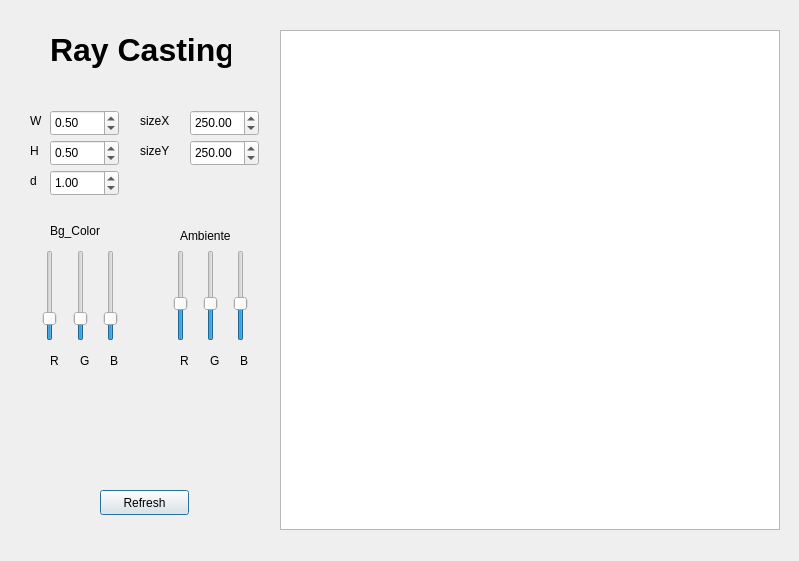
This is raycasting.ui in Alexandrecajamos/lizardModeling as Qt 5 draws it before an edit. The edited form follows.
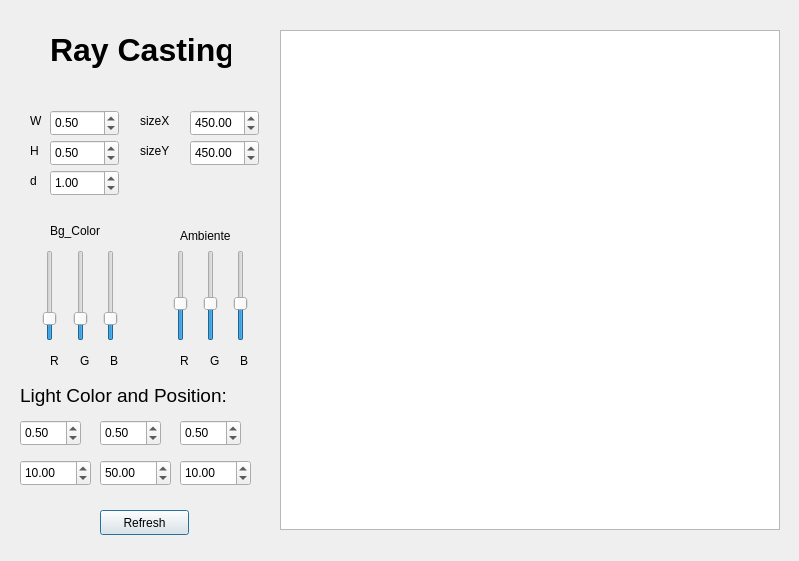
This is the edited form.

Commit message: T2 - Constructive solid geometry

What changed in the file:
```diff
--- a/raycasting.ui
+++ b/raycasting.ui
@@ -142,7 +142,7 @@
     <double>499.990000000000009</double>
    </property>
    <property name="value">
-    <double>250.000000000000000</double>
+    <double>450.000000000000000</double>
    </property>
   </widget>
   <widget class="QLabel" name="label_9">
@@ -222,7 +222,7 @@
     <double>499.990000000000009</double>
    </property>
    <property name="value">
-    <double>250.000000000000000</double>
+    <double>450.000000000000000</double>
    </property>
   </widget>
   <widget class="QLabel" name="label_18">
@@ -393,7 +393,7 @@
    <property name="geometry">
     <rect>
      <x>100</x>
-     <y>490</y>
+     <y>510</y>
      <width>89</width>
      <height>25</height>
     </rect>
@@ -415,6 +415,156 @@
     <string>&lt;html&gt;&lt;head/&gt;&lt;body&gt;&lt;p&gt;&lt;span style=&quot; font-size:24pt; font-weight:600;&quot;&gt;Ray Casting&lt;/span&gt;&lt;/p&gt;&lt;/body&gt;&lt;/html&gt;</string>
    </property>
   </widget>
+  <widget class="QDoubleSpinBox" name="Lz">
+   <property name="geometry">
+    <rect>
+     <x>180</x>
+     <y>460</y>
+     <width>71</width>
+     <height>26</height>
+    </rect>
+   </property>
+   <property name="minimum">
+    <double>-9999.000000000000000</double>
+   </property>
+   <property name="maximum">
+    <double>9999.000000000000000</double>
+   </property>
+   <property name="singleStep">
+    <double>0.100000000000000</double>
+   </property>
+   <property name="value">
+    <double>10.000000000000000</double>
+   </property>
+  </widget>
+  <widget class="QDoubleSpinBox" name="G">
+   <property name="geometry">
+    <rect>
+     <x>100</x>
+     <y>420</y>
+     <width>61</width>
+     <height>26</height>
+    </rect>
+   </property>
+   <property name="minimum">
+    <double>0.000000000000000</double>
+   </property>
+   <property name="maximum">
+    <double>1.000000000000000</double>
+   </property>
+   <property name="singleStep">
+    <double>0.100000000000000</double>
+   </property>
+   <property name="value">
+    <double>0.500000000000000</double>
+   </property>
+  </widget>
+  <widget class="QLabel" name="label_3">
+   <property name="geometry">
+    <rect>
+     <x>20</x>
+     <y>380</y>
+     <width>221</width>
+     <height>31</height>
+    </rect>
+   </property>
+   <property name="font">
+    <font>
+     <pointsize>14</pointsize>
+    </font>
+   </property>
+   <property name="text">
+    <string>Light Color and Position:</string>
+   </property>
+  </widget>
+  <widget class="QDoubleSpinBox" name="B">
+   <property name="geometry">
+    <rect>
+     <x>180</x>
+     <y>420</y>
+     <width>61</width>
+     <height>26</height>
+    </rect>
+   </property>
+   <property name="minimum">
+    <double>0.000000000000000</double>
+   </property>
+   <property name="maximum">
+    <double>1.000000000000000</double>
+   </property>
+   <property name="singleStep">
+    <double>0.100000000000000</double>
+   </property>
+   <property name="value">
+    <double>0.500000000000000</double>
+   </property>
+  </widget>
+  <widget class="QDoubleSpinBox" name="Lx">
+   <property name="geometry">
+    <rect>
+     <x>20</x>
+     <y>460</y>
+     <width>71</width>
+     <height>26</height>
+    </rect>
+   </property>
+   <property name="minimum">
+    <double>-9999.000000000000000</double>
+   </property>
+   <property name="maximum">
+    <double>9999.000000000000000</double>
+   </property>
+   <property name="singleStep">
+    <double>0.100000000000000</double>
+   </property>
+   <property name="value">
+    <double>10.000000000000000</double>
+   </property>
+  </widget>
+  <widget class="QDoubleSpinBox" name="Ly">
+   <property name="geometry">
+    <rect>
+     <x>100</x>
+     <y>460</y>
+     <width>71</width>
+     <height>26</height>
+    </rect>
+   </property>
+   <property name="minimum">
+    <double>-9999.000000000000000</double>
+   </property>
+   <property name="maximum">
+    <double>9999.000000000000000</double>
+   </property>
+   <property name="singleStep">
+    <double>0.100000000000000</double>
+   </property>
+   <property name="value">
+    <double>50.000000000000000</double>
+   </property>
+  </widget>
+  <widget class="QDoubleSpinBox" name="R">
+   <property name="geometry">
+    <rect>
+     <x>20</x>
+     <y>420</y>
+     <width>61</width>
+     <height>26</height>
+    </rect>
+   </property>
+   <property name="minimum">
+    <double>0.000000000000000</double>
+   </property>
+   <property name="maximum">
+    <double>1.000000000000000</double>
+   </property>
+   <property name="singleStep">
+    <double>0.100000000000000</double>
+   </property>
+   <property name="value">
+    <double>0.500000000000000</double>
+   </property>
+  </widget>
  </widget>
  <resources/>
  <connections/>
```
The commit also changes 50 other files.
